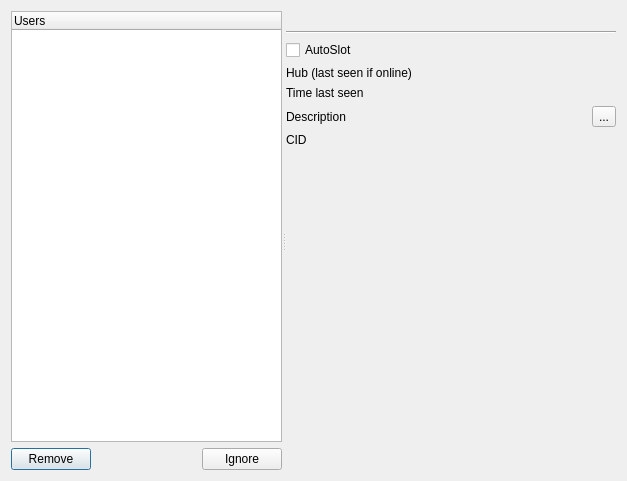
Qt form ui/fav_users.ui (apavelm/stildcpp) before a commit.
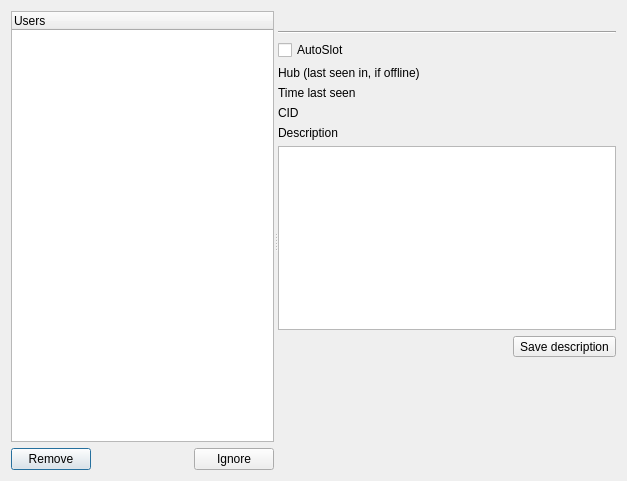
The same form after that commit. Custom widgets are drawn as their Qt base class.

Commit message: FavoriteUsers Finished! now its true =). Changed tab-win identification methodics

Patch:
```diff
--- a/ui/fav_users.ui
+++ b/ui/fav_users.ui
@@ -24,7 +24,7 @@
      <property name="orientation" >
       <enum>Qt::Horizontal</enum>
      </property>
-     <widget class="QWidget" name="layoutWidget63" >
+     <widget class="QWidget" name="layoutWidget" >
       <layout class="QVBoxLayout" >
        <item>
         <widget class="QDLTreeWidget" name="list" >
@@ -107,7 +107,7 @@
               </size>
              </property>
              <property name="text" >
-              <string>Hub (last seen if online)</string>
+              <string>Hub (last seen in, if offline)</string>
              </property>
             </widget>
            </item>
@@ -156,43 +156,6 @@
            </item>
           </layout>
          </item>
-         <item>
-          <layout class="QHBoxLayout" >
-           <item>
-            <widget class="QLabel" name="label_3" >
-             <property name="minimumSize" >
-              <size>
-               <width>150</width>
-               <height>0</height>
-              </size>
-             </property>
-             <property name="text" >
-              <string>Description</string>
-             </property>
-            </widget>
-           </item>
-           <item>
-            <widget class="QLabel" name="lbl_Desc" >
-             <property name="sizePolicy" >
-              <sizepolicy vsizetype="Preferred" hsizetype="Expanding" >
-               <horstretch>0</horstretch>
-               <verstretch>0</verstretch>
-              </sizepolicy>
-             </property>
-             <property name="text" >
-              <string/>
-             </property>
-            </widget>
-           </item>
-           <item>
-            <widget class="QToolButton" name="btn_Desc" >
-             <property name="text" >
-              <string>...</string>
-             </property>
-            </widget>
-           </item>
-          </layout>
-         </item>
          <item>
           <layout class="QHBoxLayout" >
            <item>
@@ -225,6 +188,50 @@
          </item>
         </layout>
        </item>
+       <item>
+        <widget class="QLabel" name="label_6" >
+         <property name="minimumSize" >
+          <size>
+           <width>150</width>
+           <height>0</height>
+          </size>
+         </property>
+         <property name="text" >
+          <string>Description</string>
+         </property>
+        </widget>
+       </item>
+       <item>
+        <widget class="QTextEdit" name="lbl_Desc" >
+         <property name="acceptRichText" >
+          <bool>false</bool>
+         </property>
+        </widget>
+       </item>
+       <item>
+        <layout class="QHBoxLayout" >
+         <item>
+          <spacer>
+           <property name="orientation" >
+            <enum>Qt::Horizontal</enum>
+           </property>
+           <property name="sizeHint" >
+            <size>
+             <width>40</width>
+             <height>20</height>
+            </size>
+           </property>
+          </spacer>
+         </item>
+         <item>
+          <widget class="QToolButton" name="btn_Desc" >
+           <property name="text" >
+            <string>Save description</string>
+           </property>
+          </widget>
+         </item>
+        </layout>
+       </item>
        <item>
         <spacer>
          <property name="orientation" >
@@ -232,8 +239,8 @@
          </property>
          <property name="sizeHint" >
           <size>
-           <width>312</width>
-           <height>171</height>
+           <width>330</width>
+           <height>121</height>
           </size>
          </property>
         </spacer>
```
Left out of the diff: 3 changed lines with no effect on the pictures. The commit also changes 31 other files.
